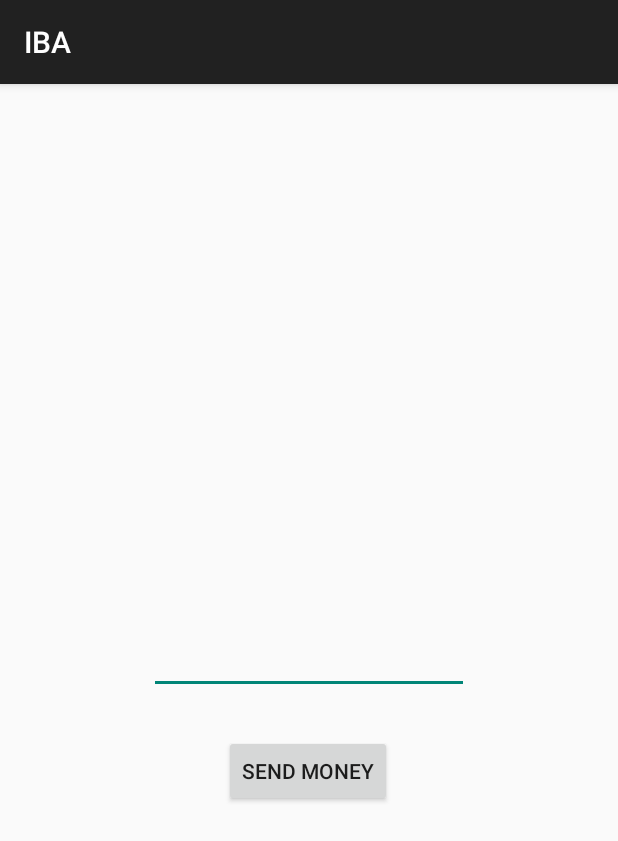
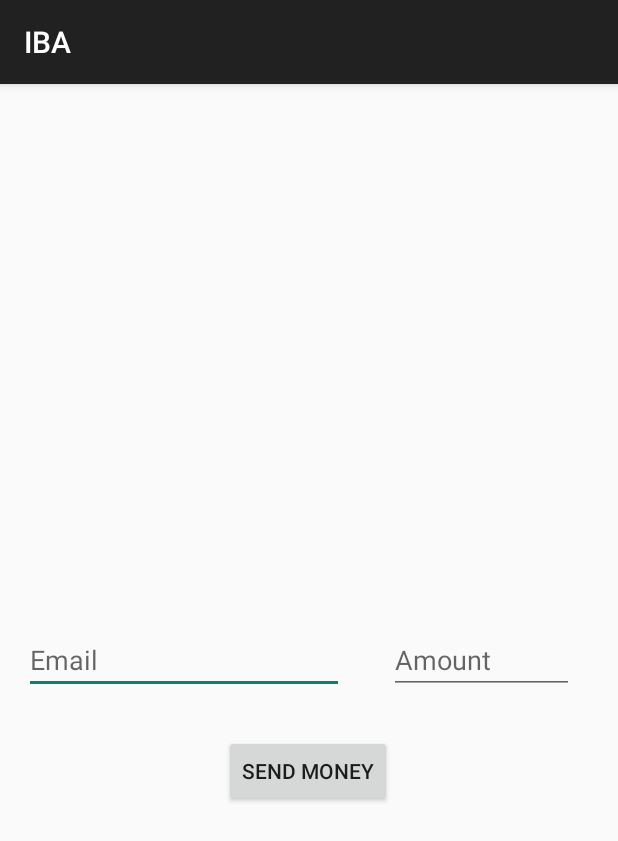
Before and after one commit to Subconsci0us/IBA, an Android app: the SendActivity screen opened directly, with no data from a screen before it, after a tap on "SEND MONEY", on a phone screen of 412 x 824 dp. Shown: the top 841 px of the screen. Run offline under Robolectric (Android 15) with nearby library versions, the phone set to English and light mode, and no system bars.

Commit message:
ADDED Amount with email

```diff
--- a/app/src/main/java/com/example/iba/activities/SendActivity.kt
+++ b/app/src/main/java/com/example/iba/activities/SendActivity.kt
@@ -16,14 +16,21 @@ class SendActivity : AppCompatActivity() {
 
         val recipientEmailEditText = findViewById<EditText>(R.id.et_email_send_money)
         val sendMoneyButton = findViewById<Button>(R.id.btn_send_money)
+        val enterAmount = findViewById<EditText>(R.id.et_amount_send_money)
 
         sendMoneyButton.setOnClickListener {
             val recipientEmail = recipientEmailEditText.text.toString()
-            val amount = 10.00
+            val amountText = enterAmount.text.toString()
 
-            // Call the transferTransaction() function directly.
-            BankingRepository().transferTransaction(recipientEmail, amount)
-            Toast.makeText(this, "Money sent successfully!", Toast.LENGTH_SHORT).show()
+            if (amountText.isNotEmpty()) {
+                val amount = amountText.toDouble()
+
+                // Call the transferTransaction() function directly.
+                BankingRepository().transferTransaction(recipientEmail, amount)
+                Toast.makeText(this, "Money sent successfully!", Toast.LENGTH_SHORT).show()
+            } else {
+                Toast.makeText(this, "Please enter a valid amount.", Toast.LENGTH_SHORT).show()
+            }
         }
     }
 }
--- a/app/src/main/res/layout/activity_send.xml
+++ b/app/src/main/res/layout/activity_send.xml
@@ -11,9 +11,11 @@
         android:layout_width="wrap_content"
         android:layout_height="wrap_content"
         android:ems="10"
+        android:hint="Email"
         android:inputType="textEmailAddress"
         app:layout_constraintBottom_toBottomOf="parent"
         app:layout_constraintEnd_toEndOf="parent"
+        app:layout_constraintHorizontal_bias="0.079"
         app:layout_constraintStart_toStartOf="parent"
         app:layout_constraintTop_toTopOf="parent" />
 
@@ -29,4 +31,17 @@
         app:layout_constraintStart_toStartOf="parent"
         app:layout_constraintTop_toTopOf="@+id/et_email_send_money"
         app:layout_constraintVertical_bias="0.025" />
+
+    <EditText
+        android:id="@+id/et_amount_send_money"
+        android:layout_width="123dp"
+        android:layout_height="45dp"
+        android:ems="10"
+        android:hint="Amount"
+        android:inputType="number"
+        app:layout_constraintBottom_toBottomOf="parent"
+        app:layout_constraintEnd_toEndOf="parent"
+        app:layout_constraintStart_toEndOf="@+id/et_email_send_money"
+        app:layout_constraintTop_toTopOf="parent" />
+
 </androidx.constraintlayout.widget.ConstraintLayout>
```
